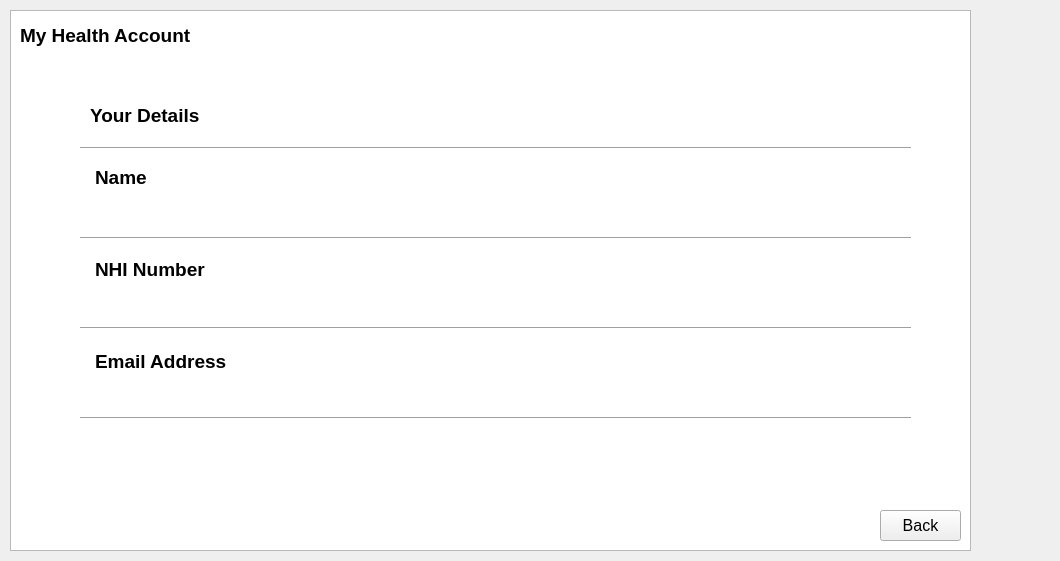
Above: L_A_B_Final_Project/accountdetails.ui from SourPanda13/106-Group-Assignment before the change. Below: the same form after it.
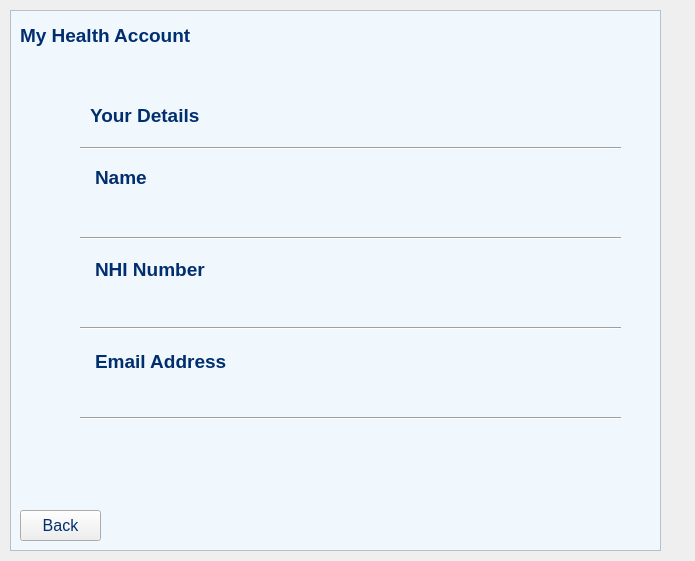
That is the form after the change.

```diff
--- a/L_A_B_Final_Project/accountdetails.ui
+++ b/L_A_B_Final_Project/accountdetails.ui
@@ -6,7 +6,7 @@
    <rect>
     <x>0</x>
     <y>0</y>
-    <width>1060</width>
+    <width>695</width>
     <height>561</height>
    </rect>
   </property>
@@ -72,7 +72,7 @@
     <rect>
      <x>80</x>
      <y>230</y>
-     <width>831</width>
+     <width>541</width>
      <height>16</height>
     </rect>
    </property>
@@ -85,7 +85,7 @@
     <rect>
      <x>80</x>
      <y>140</y>
-     <width>831</width>
+     <width>541</width>
      <height>16</height>
     </rect>
    </property>
@@ -98,7 +98,7 @@
     <rect>
      <x>80</x>
      <y>410</y>
-     <width>831</width>
+     <width>541</width>
      <height>16</height>
     </rect>
    </property>
@@ -111,7 +111,7 @@
     <rect>
      <x>80</x>
      <y>320</y>
-     <width>831</width>
+     <width>541</width>
      <height>16</height>
     </rect>
    </property>
@@ -122,7 +122,7 @@
   <widget class="QPushButton" name="pushButton">
    <property name="geometry">
     <rect>
-     <x>880</x>
+     <x>20</x>
      <y>510</y>
      <width>81</width>
      <height>31</height>
@@ -133,6 +133,9 @@
      <pointsize>12</pointsize>
     </font>
    </property>
+   <property name="styleSheet">
+    <string notr="true">color: rgb(0, 46, 110);</string>
+   </property>
    <property name="text">
     <string>Back</string>
    </property>
@@ -153,6 +156,9 @@
      <bold>true</bold>
     </font>
    </property>
+   <property name="styleSheet">
+    <string notr="true">color: rgb(0, 46, 110);</string>
+   </property>
    <property name="text">
     <string>My Health Account</string>
    </property>
@@ -173,6 +179,9 @@
      <bold>true</bold>
     </font>
    </property>
+   <property name="styleSheet">
+    <string notr="true">color: rgb(0, 46, 110);</string>
+   </property>
    <property name="text">
     <string>Your Details</string>
    </property>
@@ -182,32 +191,35 @@
     <rect>
      <x>10</x>
      <y>10</y>
-     <width>961</width>
+     <width>651</width>
      <height>541</height>
     </rect>
    </property>
+   <property name="styleSheet">
+    <string notr="true">background-color: rgb(241, 248, 253);</string>
+   </property>
    <property name="html">
     <string>&lt;!DOCTYPE HTML PUBLIC &quot;-//W3C//DTD HTML 4.0//EN&quot; &quot;http://www.w3.org/TR/REC-html40/strict.dtd&quot;&gt;
 &lt;html&gt;&lt;head&gt;&lt;meta name=&quot;qrichtext&quot; content=&quot;1&quot; /&gt;&lt;style type=&quot;text/css&quot;&gt;
 p, li { white-space: pre-wrap; }
 &lt;/style&gt;&lt;/head&gt;&lt;body style=&quot; font-family:'MS Shell Dlg 2'; font-size:8.25pt; font-weight:400; font-style:normal;&quot;&gt;
 &lt;p style=&quot;-qt-paragraph-type:empty; margin-top:0px; margin-bottom:0px; margin-left:0px; margin-right:0px; -qt-block-indent:0; text-indent:0px;&quot;&gt;&lt;br /&gt;&lt;/p&gt;
-&lt;p style=&quot;-qt-paragraph-type:empty; margin-top:0px; margin-bottom:0px; margin-left:0px; margin-right:0px; -qt-block-indent:0; text-indent:0px; font-size:14pt; font-weight:600;&quot;&gt;&lt;br /&gt;&lt;/p&gt;
-&lt;p style=&quot;-qt-paragraph-type:empty; margin-top:0px; margin-bottom:0px; margin-left:0px; margin-right:0px; -qt-block-indent:0; text-indent:0px; font-size:14pt; font-weight:600;&quot;&gt;&lt;br /&gt;&lt;/p&gt;
-&lt;p style=&quot;-qt-paragraph-type:empty; margin-top:0px; margin-bottom:0px; margin-left:0px; margin-right:0px; -qt-block-indent:0; text-indent:0px; font-size:14pt; font-weight:600;&quot;&gt;&lt;br /&gt;&lt;/p&gt;
-&lt;p style=&quot;-qt-paragraph-type:empty; margin-top:0px; margin-bottom:0px; margin-left:0px; margin-right:0px; -qt-block-indent:0; text-indent:0px; font-size:14pt; font-weight:600;&quot;&gt;&lt;br /&gt;&lt;/p&gt;
-&lt;p style=&quot;-qt-paragraph-type:empty; margin-top:0px; margin-bottom:0px; margin-left:0px; margin-right:0px; -qt-block-indent:0; text-indent:0px; font-size:14pt; font-weight:600;&quot;&gt;&lt;br /&gt;&lt;/p&gt;
-&lt;p style=&quot;-qt-paragraph-type:empty; margin-top:0px; margin-bottom:0px; margin-left:0px; margin-right:0px; -qt-block-indent:0; text-indent:0px; font-size:14pt; font-weight:600;&quot;&gt;&lt;br /&gt;&lt;/p&gt;
-&lt;p style=&quot; margin-top:0px; margin-bottom:0px; margin-left:0px; margin-right:0px; -qt-block-indent:0; text-indent:0px;&quot;&gt;&lt;span style=&quot; font-size:14pt; font-weight:600;&quot;&gt;	Name&lt;/span&gt;&lt;/p&gt;
-&lt;p style=&quot;-qt-paragraph-type:empty; margin-top:0px; margin-bottom:0px; margin-left:0px; margin-right:0px; -qt-block-indent:0; text-indent:0px; font-size:14pt; font-weight:600;&quot;&gt;&lt;br /&gt;&lt;/p&gt;
-&lt;p style=&quot;-qt-paragraph-type:empty; margin-top:0px; margin-bottom:0px; margin-left:0px; margin-right:0px; -qt-block-indent:0; text-indent:0px; font-size:14pt; font-weight:600;&quot;&gt;&lt;br /&gt;&lt;/p&gt;
-&lt;p style=&quot;-qt-paragraph-type:empty; margin-top:0px; margin-bottom:0px; margin-left:0px; margin-right:0px; -qt-block-indent:0; text-indent:0px; font-size:14pt; font-weight:600;&quot;&gt;&lt;br /&gt;&lt;/p&gt;
-&lt;p style=&quot; margin-top:0px; margin-bottom:0px; margin-left:0px; margin-right:0px; -qt-block-indent:0; text-indent:0px;&quot;&gt;&lt;span style=&quot; font-size:14pt; font-weight:600;&quot;&gt;	NHI Number&lt;/span&gt;&lt;/p&gt;
-&lt;p style=&quot;-qt-paragraph-type:empty; margin-top:0px; margin-bottom:0px; margin-left:0px; margin-right:0px; -qt-block-indent:0; text-indent:0px; font-size:14pt; font-weight:600;&quot;&gt;&lt;br /&gt;&lt;/p&gt;
-&lt;p style=&quot;-qt-paragraph-type:empty; margin-top:0px; margin-bottom:0px; margin-left:0px; margin-right:0px; -qt-block-indent:0; text-indent:0px; font-size:14pt; font-weight:600;&quot;&gt;&lt;br /&gt;&lt;/p&gt;
-&lt;p style=&quot;-qt-paragraph-type:empty; margin-top:0px; margin-bottom:0px; margin-left:0px; margin-right:0px; -qt-block-indent:0; text-indent:0px; font-size:14pt; font-weight:600;&quot;&gt;&lt;br /&gt;&lt;/p&gt;
-&lt;p style=&quot; margin-top:0px; margin-bottom:0px; margin-left:0px; margin-right:0px; -qt-block-indent:0; text-indent:0px;&quot;&gt;&lt;span style=&quot; font-size:14pt; font-weight:600;&quot;&gt;	Email Address&lt;/span&gt;&lt;/p&gt;
-&lt;p style=&quot;-qt-paragraph-type:empty; margin-top:0px; margin-bottom:0px; margin-left:0px; margin-right:0px; -qt-block-indent:0; text-indent:0px; font-size:14pt; font-weight:600;&quot;&gt;&lt;br /&gt;&lt;/p&gt;&lt;/body&gt;&lt;/html&gt;</string>
+&lt;p style=&quot;-qt-paragraph-type:empty; margin-top:0px; margin-bottom:0px; margin-left:0px; margin-right:0px; -qt-block-indent:0; text-indent:0px; font-size:14pt; font-weight:600; color:#002e6e;&quot;&gt;&lt;br /&gt;&lt;/p&gt;
+&lt;p style=&quot;-qt-paragraph-type:empty; margin-top:0px; margin-bottom:0px; margin-left:0px; margin-right:0px; -qt-block-indent:0; text-indent:0px; font-size:14pt; font-weight:600; color:#002e6e;&quot;&gt;&lt;br /&gt;&lt;/p&gt;
+&lt;p style=&quot;-qt-paragraph-type:empty; margin-top:0px; margin-bottom:0px; margin-left:0px; margin-right:0px; -qt-block-indent:0; text-indent:0px; font-size:14pt; font-weight:600; color:#002e6e;&quot;&gt;&lt;br /&gt;&lt;/p&gt;
+&lt;p style=&quot;-qt-paragraph-type:empty; margin-top:0px; margin-bottom:0px; margin-left:0px; margin-right:0px; -qt-block-indent:0; text-indent:0px; font-size:14pt; font-weight:600; color:#002e6e;&quot;&gt;&lt;br /&gt;&lt;/p&gt;
+&lt;p style=&quot;-qt-paragraph-type:empty; margin-top:0px; margin-bottom:0px; margin-left:0px; margin-right:0px; -qt-block-indent:0; text-indent:0px; font-size:14pt; font-weight:600; color:#002e6e;&quot;&gt;&lt;br /&gt;&lt;/p&gt;
+&lt;p style=&quot;-qt-paragraph-type:empty; margin-top:0px; margin-bottom:0px; margin-left:0px; margin-right:0px; -qt-block-indent:0; text-indent:0px; font-size:14pt; font-weight:600; color:#002e6e;&quot;&gt;&lt;br /&gt;&lt;/p&gt;
+&lt;p style=&quot; margin-top:0px; margin-bottom:0px; margin-left:0px; margin-right:0px; -qt-block-indent:0; text-indent:0px;&quot;&gt;&lt;span style=&quot; font-size:14pt; font-weight:600; color:#002e6e;&quot;&gt;	Name&lt;/span&gt;&lt;/p&gt;
+&lt;p style=&quot;-qt-paragraph-type:empty; margin-top:0px; margin-bottom:0px; margin-left:0px; margin-right:0px; -qt-block-indent:0; text-indent:0px; font-size:14pt; font-weight:600; color:#002e6e;&quot;&gt;&lt;br /&gt;&lt;/p&gt;
+&lt;p style=&quot;-qt-paragraph-type:empty; margin-top:0px; margin-bottom:0px; margin-left:0px; margin-right:0px; -qt-block-indent:0; text-indent:0px; font-size:14pt; font-weight:600; color:#002e6e;&quot;&gt;&lt;br /&gt;&lt;/p&gt;
+&lt;p style=&quot;-qt-paragraph-type:empty; margin-top:0px; margin-bottom:0px; margin-left:0px; margin-right:0px; -qt-block-indent:0; text-indent:0px; font-size:14pt; font-weight:600; color:#002e6e;&quot;&gt;&lt;br /&gt;&lt;/p&gt;
+&lt;p style=&quot; margin-top:0px; margin-bottom:0px; margin-left:0px; margin-right:0px; -qt-block-indent:0; text-indent:0px;&quot;&gt;&lt;span style=&quot; font-size:14pt; font-weight:600; color:#002e6e;&quot;&gt;	NHI Number&lt;/span&gt;&lt;/p&gt;
+&lt;p style=&quot;-qt-paragraph-type:empty; margin-top:0px; margin-bottom:0px; margin-left:0px; margin-right:0px; -qt-block-indent:0; text-indent:0px; font-size:14pt; font-weight:600; color:#002e6e;&quot;&gt;&lt;br /&gt;&lt;/p&gt;
+&lt;p style=&quot;-qt-paragraph-type:empty; margin-top:0px; margin-bottom:0px; margin-left:0px; margin-right:0px; -qt-block-indent:0; text-indent:0px; font-size:14pt; font-weight:600; color:#002e6e;&quot;&gt;&lt;br /&gt;&lt;/p&gt;
+&lt;p style=&quot;-qt-paragraph-type:empty; margin-top:0px; margin-bottom:0px; margin-left:0px; margin-right:0px; -qt-block-indent:0; text-indent:0px; font-size:14pt; font-weight:600; color:#002e6e;&quot;&gt;&lt;br /&gt;&lt;/p&gt;
+&lt;p style=&quot; margin-top:0px; margin-bottom:0px; margin-left:0px; margin-right:0px; -qt-block-indent:0; text-indent:0px;&quot;&gt;&lt;span style=&quot; font-size:14pt; font-weight:600; color:#002e6e;&quot;&gt;	Email Address&lt;/span&gt;&lt;/p&gt;
+&lt;p style=&quot;-qt-paragraph-type:empty; margin-top:0px; margin-bottom:0px; margin-left:0px; margin-right:0px; -qt-block-indent:0; text-indent:0px; font-size:14pt; font-weight:600; color:#002e6e;&quot;&gt;&lt;br /&gt;&lt;/p&gt;&lt;/body&gt;&lt;/html&gt;</string>
    </property>
   </widget>
   <zorder>textBrowser</zorder>
```
